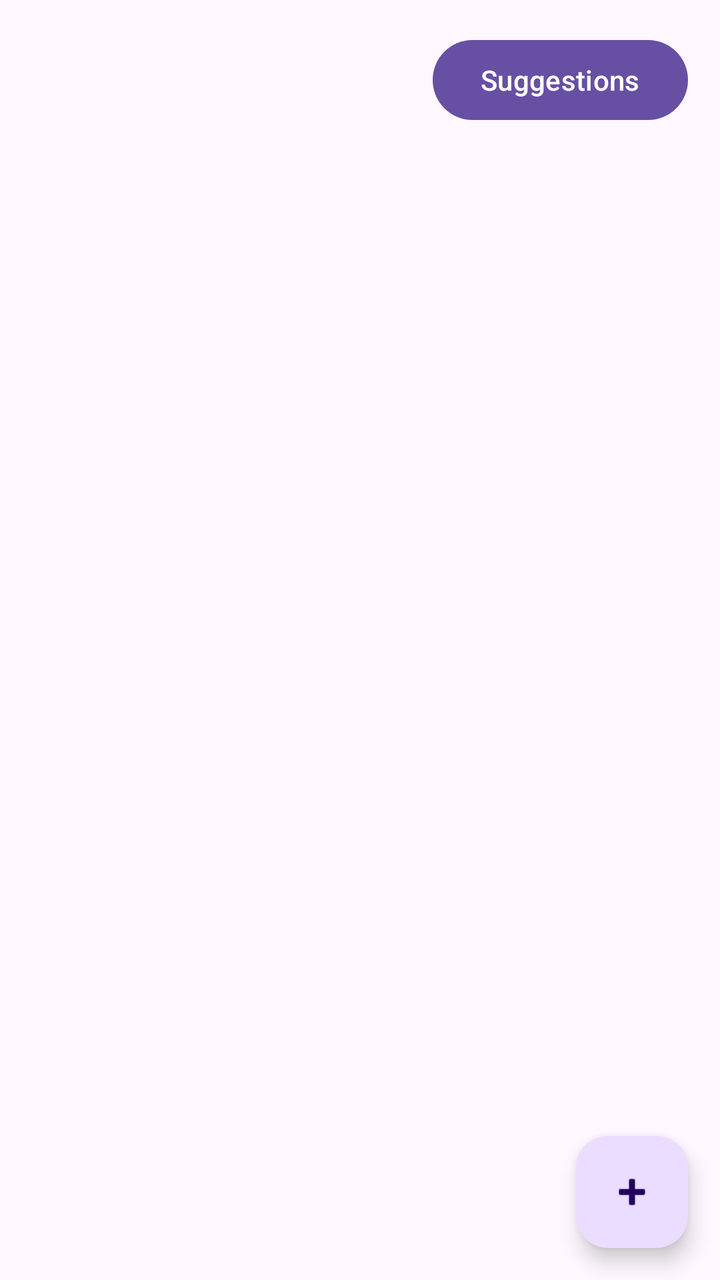
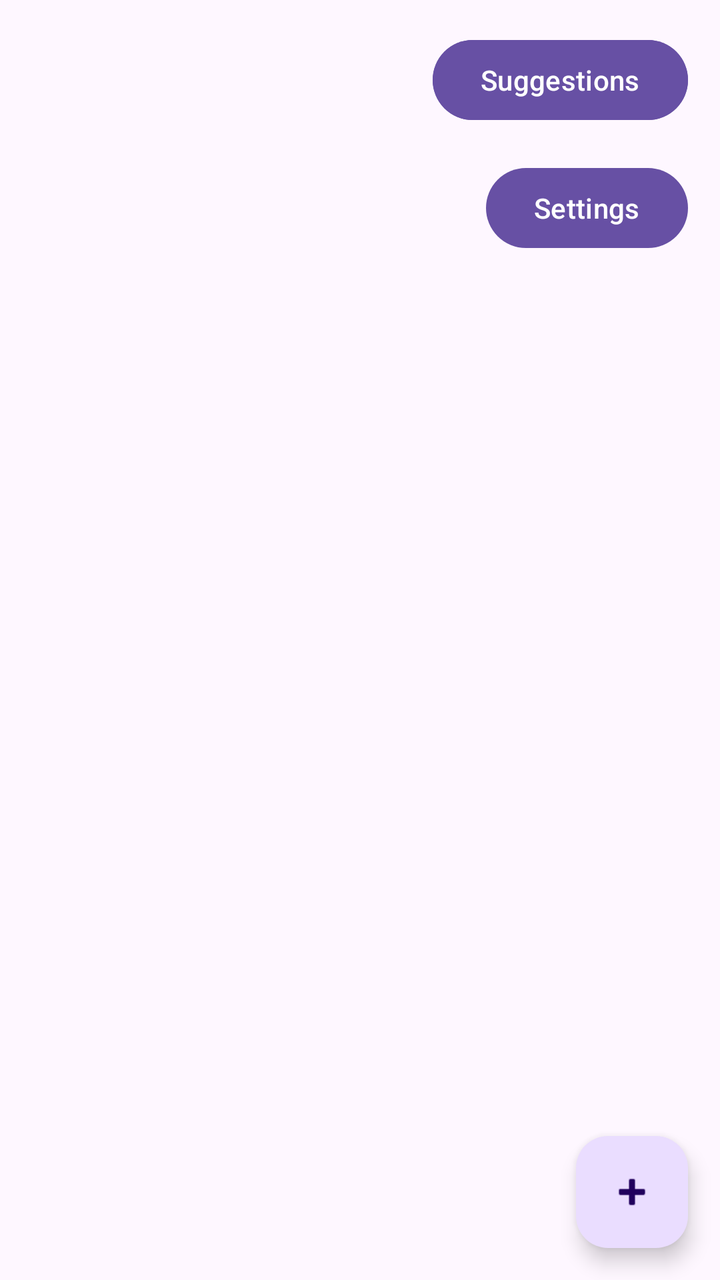

Two renders of the same Android screen: before a commit and after it. Below are the layout's source before the change and the commit's diff.
<!-- AndroidManifest.xml: application theme Theme.SmartPantryManager -->
<!-- res/layout/activity_main.xml -->
<?xml version="1.0" encoding="utf-8"?>
<androidx.constraintlayout.widget.ConstraintLayout xmlns:android="http://schemas.android.com/apk/res/android"
    xmlns:app="http://schemas.android.com/apk/res-auto"
    android:layout_width="match_parent" android:layout_height="match_parent">

    <androidx.recyclerview.widget.RecyclerView
        android:id="@+id/recyclerView" android:layout_width="match_parent" android:layout_height="match_parent"
        app:layout_constraintBottom_toBottomOf="parent" app:layout_constraintTop_toTopOf="parent" />

    <com.google.android.material.floatingactionbutton.FloatingActionButton
        android:id="@+id/fabAdd" android:layout_width="wrap_content" android:layout_height="wrap_content"
        android:layout_margin="16dp" android:src="@android:drawable/ic_input_add"
        app:layout_constraintBottom_toBottomOf="parent" app:layout_constraintEnd_toEndOf="parent" />
    <Button
        android:id="@+id/btnGoToRecipes"
        android:layout_width="wrap_content"
        android:layout_height="wrap_content"
        android:text="Suggestions"
        app:layout_constraintTop_toTopOf="parent"
        app:layout_constraintEnd_toEndOf="parent"
        android:layout_margin="16dp" />
</androidx.constraintlayout.widget.ConstraintLayout>
<!-- resources referenced by this layout -->
<resources>
  <style name="Theme.SmartPantryManager" parent="Base.Theme.SmartPantryManager" />
  <style name="Base.Theme.SmartPantryManager" parent="Theme.Material3.DayNight.NoActionBar">
          
          
      </style>
</resources>

<!-- the commit's change to res/layout/activity_main.xml (unified diff, before → after) -->
@@ -19,4 +19,7 @@
         app:layout_constraintTop_toTopOf="parent"
         app:layout_constraintEnd_toEndOf="parent"
         android:layout_margin="16dp" />
+    <Button android:id="@+id/btnGoToRecipes" android:layout_width="wrap_content" android:layout_height="wrap_content" android:text="Suggestions" app:layout_constraintTop_toTopOf="parent" app:layout_constraintEnd_toEndOf="parent" android:layout_margin="16dp" />
+
+    <Button android:id="@+id/btnGoToSettings" android:layout_width="wrap_content" android:layout_height="wrap_content" android:text="Settings" app:layout_constraintTop_toBottomOf="@+id/btnGoToRecipes" app:layout_constraintEnd_toEndOf="parent" android:layout_margin="16dp" />
 </androidx.constraintlayout.widget.ConstraintLayout>
